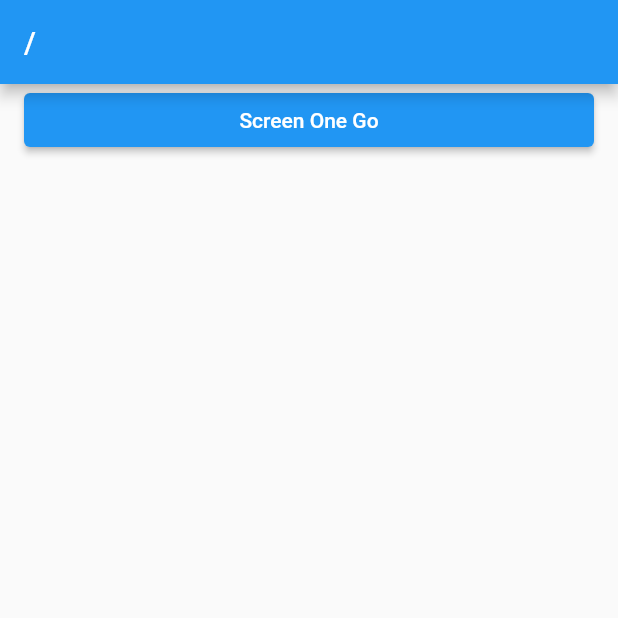
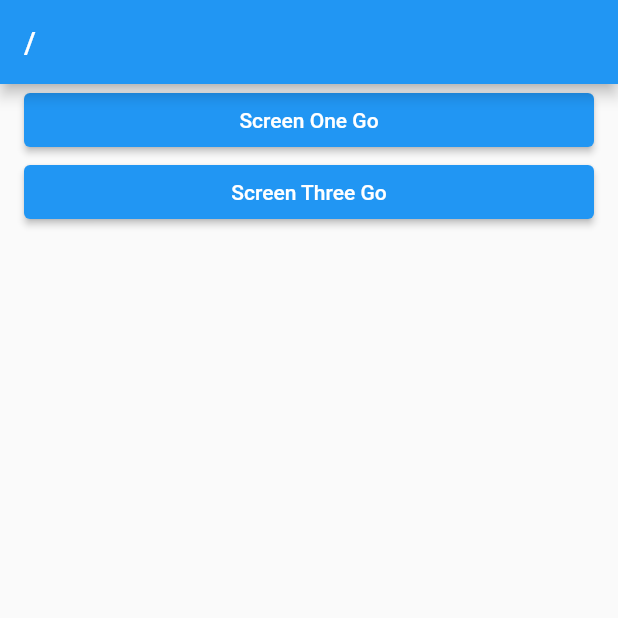
Before and after one commit to JayPark7821/flutter-prac, a Flutter app: the screen it shows after launch, on a phone screen of 412 x 824 dp, the top half of it. Run offline on Flutter 3.47's test engine with Material 2 defaults, Android fonts, the phone set to English and light mode, and no system bars; our stand-ins replace csv, dio, flutter_secure_storage, freezed_annotation, get_it, go_router and 9 more; accounts and stored records are empty; generated files the repository leaves out were written again.

Commit message:
namedRoute

```diff
--- a/flutter_prac_go_route/lib/main.dart
+++ b/flutter_prac_go_route/lib/main.dart
@@ -1,5 +1,7 @@
 import 'package:flutter/material.dart';
 import 'package:flutter_prac_go_route/screen/1_screen.dart';
+import 'package:flutter_prac_go_route/screen/2_screen.dart';
+import 'package:flutter_prac_go_route/screen/3_screen.dart';
 import 'package:flutter_prac_go_route/screen/home_screen.dart';
 import 'package:go_router/go_router.dart';
 
@@ -20,6 +22,19 @@ class _App extends StatelessWidget {
               GoRoute(
                 path: 'one',
                 builder: (_, state) => OneScreen(),
+                routes: [
+                  GoRoute(
+                    path: 'two',
+                    builder: (_, state) => TwoScreen(),
+                    routes: [
+                      GoRoute(
+                        path: 'three',
+                        name: ThreeScreen.routeName,
+                        builder: (_, state) => ThreeScreen(),
+                      ),
+                    ],
+                  ),
+                ],
               ),
             ],
           ),
--- a/flutter_prac_go_route/lib/screen/home_screen.dart
+++ b/flutter_prac_go_route/lib/screen/home_screen.dart
@@ -1,5 +1,6 @@
 import 'package:flutter/material.dart';
 import 'package:flutter_prac_go_route/layout/default_layout.dart';
+import 'package:flutter_prac_go_route/screen/3_screen.dart';
 import 'package:go_router/go_router.dart';
 
 class HomeScreen extends StatelessWidget {
@@ -12,10 +13,18 @@ class HomeScreen extends StatelessWidget {
         crossAxisAlignment: CrossAxisAlignment.stretch,
         children: [
           ElevatedButton(
-              onPressed: () {
-                context.go('/one');
-              },
-              child: Text('Screen One Go'))
+            onPressed: () {
+              context.go('/one');
+            },
+            child: Text('Screen One Go'),
+          ),
+          ElevatedButton(
+            onPressed: () {
+              // context.go('/one/two/three');
+              context.goNamed(ThreeScreen.routeName);
+            },
+            child: Text('Screen Three Go'),
+          ),
         ],
       ),
     );
```
Also changed, not shown: flutter_prac_go_route/lib/screen/2_screen.dart (added, +15 -0 lines), flutter_prac_go_route/lib/screen/3_screen.dart (added, +17 -0 lines).
